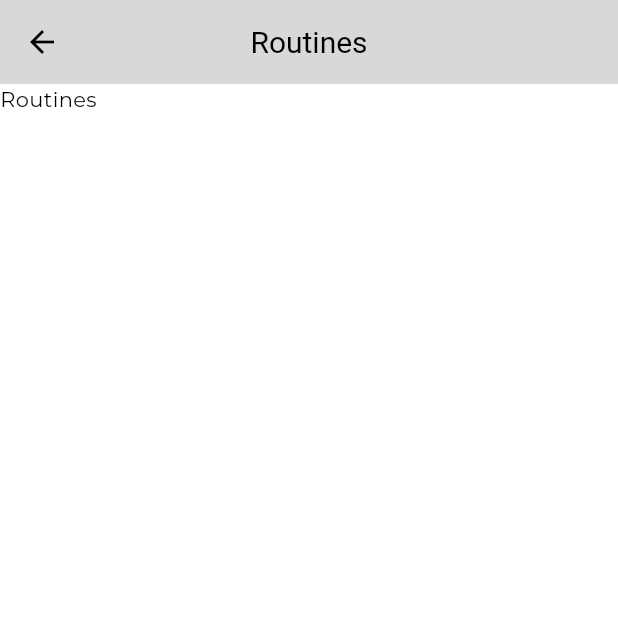
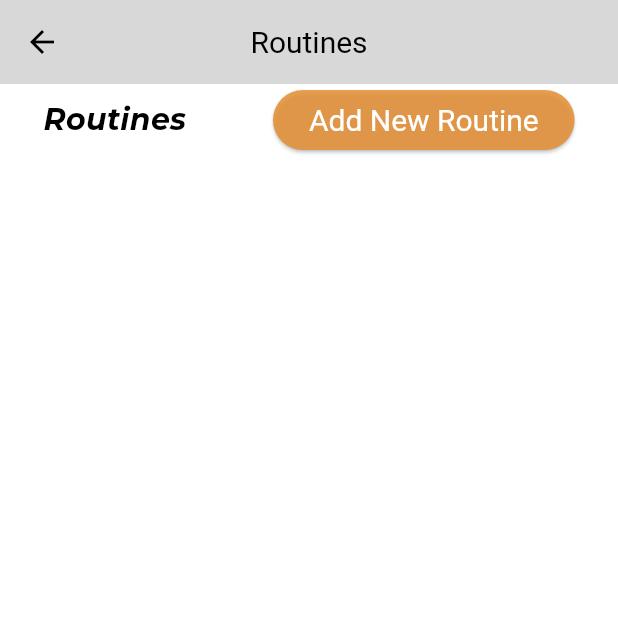
Before and after one commit to Inish-Bashyal/FitBit-Mobile, a Flutter app: the RoutineView screen opened directly, on a phone screen of 412 x 824 dp, the top half of it. Run offline on Flutter 3.47's test engine with Material 2 defaults, Android fonts, the phone set to English and light mode, and no system bars; our stand-ins replace connectivity_plus, dartz, dio, flutter_riverpod, font_awesome_flutter, hive and 4 more; accounts and stored records are empty.

```diff
--- a/lib/core/network/remote/api_endpoint.dart
+++ b/lib/config/constants/api_endpoint.dart
@@ -10,11 +10,11 @@ class ApiEndpoints {
   // ====================== Auth Routes ======================
   static const String login = "users/login";
   static const String register = "users/register";
-  // static const String getAllStudent = "auth/getAllStudents";
+  static const String getAllStudent = "auth/getAllUsers";
   // static const String getStudentsByBatch = "auth/getStudentsByBatch/";
   // static const String getStudentsByCourse = "auth/getStudentsByCourse/";
-  // static const String updateStudent = "auth/updateStudent/";
-  // static const String deleteStudent = "auth/deleteStudent/";
+  static const String updateStudent = "auth/updateUser/";
+  static const String deleteStudent = "auth/deleteUser/";
   static const String imageUrl = "http://10.0.2.2:3000/uploads/";
   static const String uploadImage = "users/uploadImage";
 
--- a/lib/config/themes/app_themes.dart
+++ b/lib/config/themes/app_themes.dart
@@ -4,7 +4,7 @@ import 'package:flutter/material.dart';
 class AppTheme {
   AppTheme._();
 
-  static getApplicationTheme() {
+  static getApplicationTheme(bool isDark) {
     return ThemeData(
       colorScheme: const ColorScheme.light(
         primary: AppColorConstant.primaryColor,
--- /dev/null
+++ b/lib/config/themes/light_dark_theme.dart
@@ -0,0 +1,5 @@
+import 'package:flutter/material.dart';
+
+final lightTheme = ThemeData.light();
+
+final darkTheme = ThemeData.dark();
--- a/lib/core/app.dart
+++ b/lib/core/app.dart
@@ -1,15 +1,20 @@
 import 'package:fitbit/config/router/app_route.dart';
 import 'package:fitbit/config/themes/app_themes.dart';
+import 'package:fitbit/core/common/provider/is_dark_theme.dart';
 import 'package:flutter/material.dart';
+import 'package:flutter_riverpod/flutter_riverpod.dart';
 
-class App extends StatelessWidget {
+class App extends ConsumerWidget {
   const App({super.key});
 
   @override
-  Widget build(BuildContext context) {
+  Widget build(BuildContext context, WidgetRef ref) {
+    final isDarkTheme = ref.watch(isDarkThemeProvider);
+
     return MaterialApp(
       debugShowCheckedModeBanner: false,
-      theme: AppTheme.getApplicationTheme(),
+      title: 'FitBit',
+      theme: AppTheme.getApplicationTheme(isDarkTheme),
       initialRoute: AppRoute.splashRoute,
       routes: AppRoute.getAppRoutes(),
     );
--- a/lib/core/network/remote/http_service.dart
+++ b/lib/core/network/remote/http_service.dart
@@ -1,5 +1,5 @@
 import 'package:dio/dio.dart';
-import 'package:fitbit/core/network/remote/api_endpoint.dart';
+import 'package:fitbit/config/constants/api_endpoint.dart';
 import 'package:fitbit/core/network/remote/dio_error_interceptor.dart';
 import 'package:flutter_riverpod/flutter_riverpod.dart';
 import 'package:pretty_dio_logger/pretty_dio_logger.dart';
--- a/lib/features/auth/data/data_source/auth_remote_data_source.dart
+++ b/lib/features/auth/data/data_source/auth_remote_data_source.dart
@@ -3,7 +3,7 @@ import 'dart:io';
 import 'package:dartz/dartz.dart';
 import 'package:dio/dio.dart';
 import 'package:fitbit/core/failure/failure.dart';
-import 'package:fitbit/core/network/remote/api_endpoint.dart';
+import 'package:fitbit/config/constants/api_endpoint.dart';
 import 'package:fitbit/core/network/remote/http_service.dart';
 import 'package:fitbit/core/shared_prefs/user_shared_prefs.dart';
 import 'package:fitbit/features/auth/domain/entity/user_entity.dart';
--- a/lib/features/home/presentation/view/bottom_view/routines_view.dart
+++ b/lib/features/home/presentation/view/bottom_view/routines_view.dart
@@ -14,10 +14,25 @@ class _RoutineViewState extends State<RoutineView> {
       appBar: AppBar(
         title: const Text('Routines'),
       ),
-      body: const SafeArea(
-        child: Text(
-          'Routines',
-        ),
+      body: Column(
+        children: [
+          Row(
+            mainAxisAlignment: MainAxisAlignment.spaceAround,
+            children: [
+              const Text(
+                'Routines',
+                style: TextStyle(
+                  fontSize: 20,
+                  fontWeight: FontWeight.bold,
+                ),
+              ),
+              ElevatedButton(
+                onPressed: () {},
+                child: const Text('Add New Routine'),
+              ),
+            ],
+          ),
+        ],
       ),
     );
   }
```
Also changed, not shown: lib/check_internet.dart (added, +35 -0 lines), lib/core/common/provider/internet_connectivity.dart (+14 -12 lines), lib/core/common/provider/is_dark_theme.dart (added, +27 -0 lines), lib/core/shared_prefs/app_theme_prefs.dart (added, +35 -0 lines), 3 other files.
